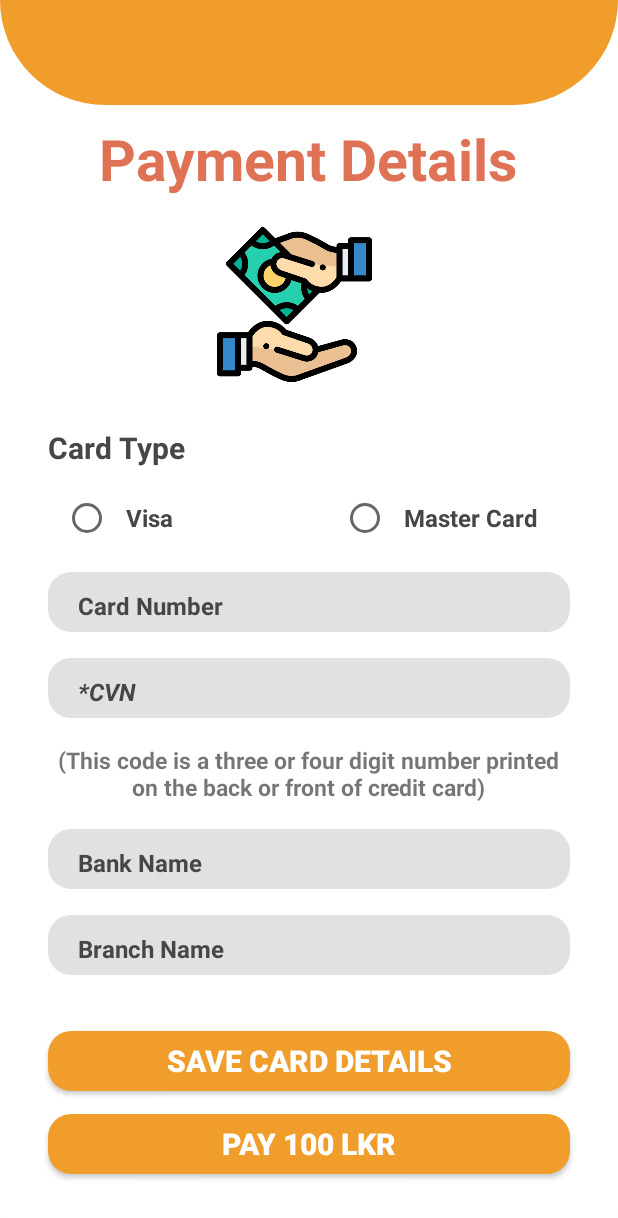
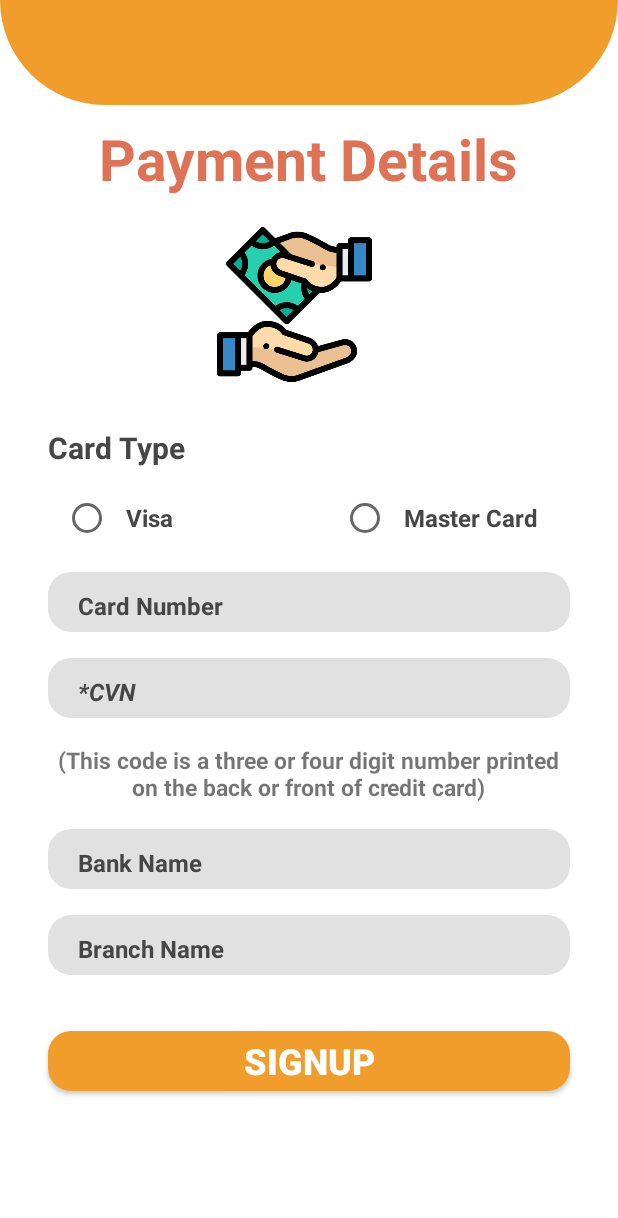
Before and after one commit to SolutionsCrafter/-Bicycle-sharing-system, an Android app: the PaymentGateway screen opened directly, with no data from a screen before it, on a phone screen of 412 x 824 dp. Shown: the top 1218 px of the screen. Run offline under Robolectric (Android 15) with nearby library versions, the phone set to English and light mode, and no system bars; our stand-ins replace Firebase (no records; nobody signed in at launch, a user with empty details on screens opened directly); Roboto replaces fonts that are not available here.

Commit message:
update app features

```diff
--- a/app/src/main/java/com/example/bicycleapp/PaymentGateway.java
+++ b/app/src/main/java/com/example/bicycleapp/PaymentGateway.java
@@ -31,7 +31,7 @@ public class PaymentGateway extends AppCompatActivity {
     RadioGroup radioGroup;
     RadioButton radioVisa,radioMasterCard;
     EditText etCardNumber,etCVN,etBankName,etBranch;
-    Button btnSaveCardDetails,btnDoPayment;
+    Button btnSaveCardDetails;
     FirebaseAuth fAuth;
     FirebaseFirestore fStore;
     String userID;
@@ -54,7 +54,7 @@ public class PaymentGateway extends AppCompatActivity {
                 @Override
                 public void handleOnBackPressed() {
                     // Navigate back to the previous activity
-                    Intent loginIntent = new Intent(PaymentGateway.this, Payment.class);
+                    Intent loginIntent = new Intent(PaymentGateway.this, SignUpPage.class);
                     // Optionally, clear the activity stack to prevent back button from returning to HomePage
                     loginIntent.addFlags(Intent.FLAG_ACTIVITY_CLEAR_TOP | Intent.FLAG_ACTIVITY_NEW_TASK);
                     startActivity(loginIntent);
@@ -72,7 +72,6 @@ public class PaymentGateway extends AppCompatActivity {
         etBankName = findViewById(R.id.etBankName);
         etBranch = findViewById(R.id.etBranch);
         btnSaveCardDetails = findViewById(R.id.btnSaveCardDetails);
-        btnDoPayment = findViewById(R.id.btnDoPayment);
 
         fAuth = FirebaseAuth.getInstance();
         fStore = FirebaseFirestore.getInstance();
@@ -84,17 +83,6 @@ public class PaymentGateway extends AppCompatActivity {
                 updateFirebase();
             }
         });
-
-        btnDoPayment.setOnClickListener(new View.OnClickListener() {
-            @Override
-            public void onClick(View v) {
-                Toast.makeText(PaymentGateway.this,"Payment completed",Toast.LENGTH_SHORT).show();
-                Intent intent2 = new Intent(PaymentGateway.this,com.example.bicycleapp.HomePage.class);
-                startActivity(intent2);
-                finish();
-            }
-        });
-
     }
 
     //Update firebase
@@ -156,10 +144,9 @@ public class PaymentGateway extends AppCompatActivity {
                 @Override
                 public void onSuccess(Void unused) {
                     Toast.makeText(PaymentGateway.this,"Payment details saved",Toast.LENGTH_SHORT).show();
+                    goBackToPaymentPage();
                 }
             });
-
-            goBackToPaymentPage();
 
         } else {
             Toast.makeText(PaymentGateway.this, "Please fill in all required fields", Toast.LENGTH_SHORT).show();
@@ -167,7 +154,7 @@ public class PaymentGateway extends AppCompatActivity {
     }
 
     void goBackToPaymentPage(){
-        Intent intent1 = new Intent(PaymentGateway.this,com.example.bicycleapp.Payment.class);
+        Intent intent1 = new Intent(PaymentGateway.this,com.example.bicycleapp.LoginPage.class);
         startActivity(intent1);
         finish();
     }
--- a/app/src/main/res/layout/activity_payment_gateway.xml
+++ b/app/src/main/res/layout/activity_payment_gateway.xml
@@ -186,27 +186,10 @@
         android:layout_marginRight="20dp"
         android:layout_marginBottom="10dp"
         android:background="@drawable/btn_orance"
-        android:text="Save Card Details"
+        android:text="signUp"
         android:textColor="#ffffff"
-        android:textSize="20sp"
-        android:textStyle="bold" />
-
-    <androidx.appcompat.widget.AppCompatButton
-        android:id="@+id/btnDoPayment"
-        android:layout_width="match_parent"
-        android:layout_height="40dp"
-        android:layout_marginStart="32dp"
-        android:layout_marginLeft="20dp"
-        android:layout_marginTop="5dp"
-        android:layout_marginEnd="32dp"
-        android:layout_marginRight="20dp"
-        android:layout_marginBottom="10dp"
-        android:background="@drawable/btn_orance"
-        android:text="Pay 100 LKR"
-        android:textColor="#ffffff"
-        android:textSize="20sp"
+        android:textSize="24sp"
         android:textStyle="bold" />
 
 
-
 </LinearLayout>
--- a/app/src/main/res/layout/activity_sign_up_page.xml
+++ b/app/src/main/res/layout/activity_sign_up_page.xml
@@ -148,7 +148,7 @@
         android:textSize="18sp" />
 
     <androidx.appcompat.widget.AppCompatButton
-        android:id="@+id/btnSingIn"
+        android:id="@+id/btnSignUp"
         android:layout_width="match_parent"
         android:layout_height="50dp"
         android:layout_marginStart="32dp"
@@ -159,9 +159,11 @@
         android:layout_marginBottom="10dp"
         android:background="@drawable/button"
         android:backgroundTint="#f6a049"
-        android:text="SignUp"
+        android:text="Add payment details"
         android:textColor="#ffffff"
         android:textSize="24sp"
         android:textStyle="bold" />
 
+
+
 </LinearLayout>
```
Also changed, not shown: app/src/main/java/com/example/bicycleapp/HomePage.java (+15 -2 lines), app/src/main/java/com/example/bicycleapp/Payment.java (+17 -16 lines), app/src/main/java/com/example/bicycleapp/SignUpPage.java (+9 -8 lines), app/src/main/res/layout/activity_on_ride.xml (+15 -0 lines), app/src/main/res/layout/activity_payment.xml (+14 -14 lines).
